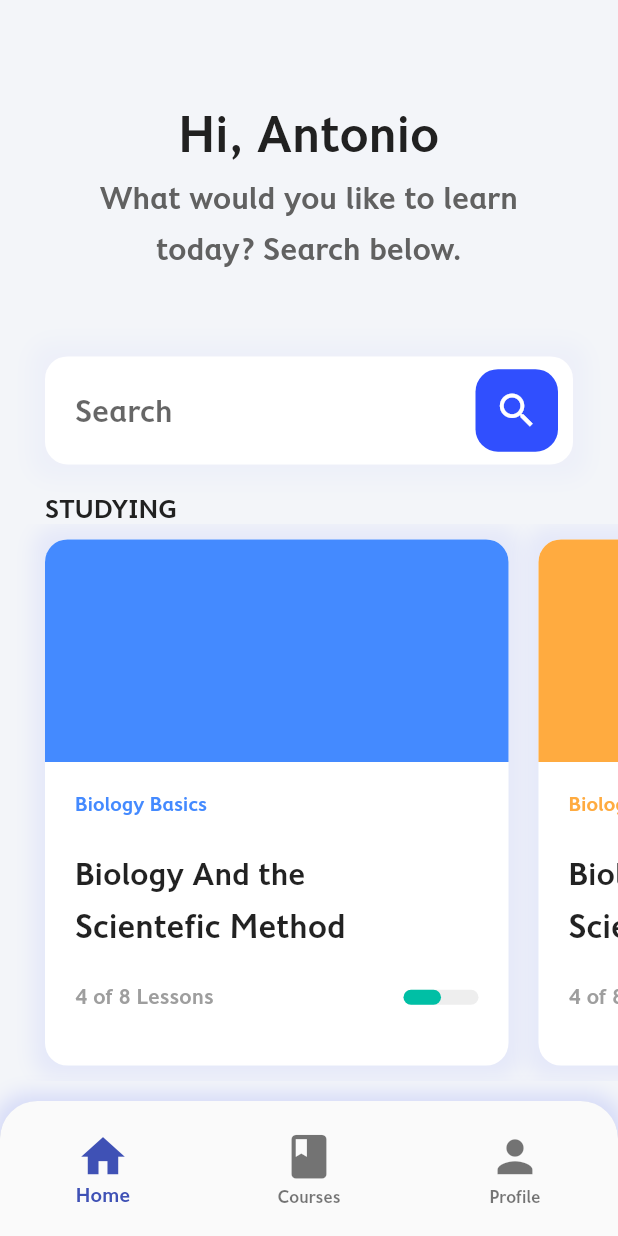
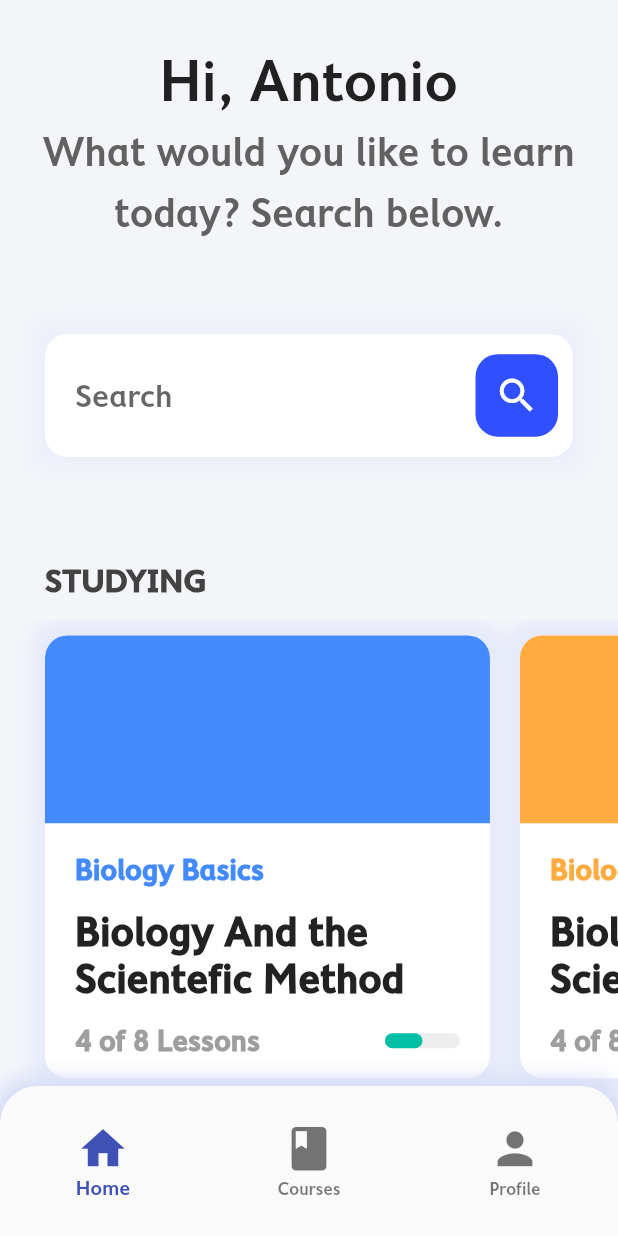
Before and after one commit to Adnanbd/UI-Practise, a Flutter app: the screen it shows after launch, on a phone screen of 412 x 824 dp. Run offline on Flutter 3.47's test engine with Material 2 defaults, Android fonts, the phone set to English and light mode, and no system bars.

Commit message:
second commit

```diff
--- a/lib/screens/nav_screen.dart
+++ b/lib/screens/nav_screen.dart
@@ -39,7 +39,7 @@ class _NavScreenState extends State<NavScreen> {
           topRight: Radius.circular(25),
         ),
         child: Container(
-          height: 90,
+          height: 100,
           child: BottomNavigationBar(
             iconSize: 35,
 
--- a/lib/screens/page1.dart
+++ b/lib/screens/page1.dart
@@ -28,11 +28,11 @@ class Page1 extends StatelessWidget {
                   children: <Widget>[
                     Container(
                       alignment: Alignment.centerLeft,
-                      child: Text('STUDYING' ,style: TextStyle(fontSize: 18,color: Colors.grey[900]),),
-                      padding: EdgeInsets.only(left: 30),
+                      child: Text('STUDYING' ,style: TextStyle(fontSize: 22,color: Colors.grey[800],fontWeight: FontWeight.w800),),
+                      padding: EdgeInsets.only(left: 30,top: 45,bottom: 15),
                     ),
                     Container(
-                      height: (MediaQuery.of(context).size.height * 0.5) * 0.9,
+                      height: (MediaQuery.of(context).size.height * 0.5) * 0.765,
                       child: ListView.builder(
                           scrollDirection: Axis.horizontal,
                           shrinkWrap: true,
--- a/lib/widget/page1_header.dart
+++ b/lib/widget/page1_header.dart
@@ -11,7 +11,7 @@ class Page1Header1 extends StatelessWidget {
                   Container(
                     child: Text(
                       'Hi, Antonio',
-                      style: TextStyle(fontSize: 35,fontWeight: FontWeight.bold,color: Colors.grey[900]),
+                      style: TextStyle(fontSize: 40,fontWeight: FontWeight.bold,color: Colors.grey[900]),
                     ),
                     padding: EdgeInsets.all(10),
                   ),
@@ -19,7 +19,7 @@ class Page1Header1 extends StatelessWidget {
 
                     child: Text(
                       'What would you like to learn',
-                      style: TextStyle(fontSize: 22,color: Colors.grey[700]),
+                      style: TextStyle(fontSize: 28,fontWeight: FontWeight.bold,color: Colors.grey[700]),
                     ),
                   ),
                   Container(
@@ -27,11 +27,11 @@ class Page1Header1 extends StatelessWidget {
 
                     child: Text(
                       'today? Search below.',
-                      style: TextStyle(fontSize: 22,color: Colors.grey[700]),
+                      style: TextStyle(fontSize: 28,fontWeight: FontWeight.bold,color: Colors.grey[700]),
                     ),
                   ),
                   Container(
-                    margin: EdgeInsets.only(bottom: 20,left: 30,right: 30,top: 50),
+                    margin: EdgeInsets.only(bottom: 25,left: 30,right: 30,top: 55),
 
                     decoration: BoxDecoration(
                       borderRadius: BorderRadius.all(Radius.circular(15)),
@@ -45,7 +45,7 @@ class Page1Header1 extends StatelessWidget {
                         ),
                       ],
                     ),
-                    height: 72,
+                    height: 82,
                     child: Row(
                       mainAxisAlignment: MainAxisAlignment.spaceAround,
                       children: <Widget>[
--- a/lib/widget/page1_list_item.dart
+++ b/lib/widget/page1_list_item.dart
@@ -22,11 +22,11 @@ class Page1ListItem extends StatelessWidget {
           ),
         ],
       ),
-      width: MediaQuery.of(context).size.width * 0.75,
+      width: MediaQuery.of(context).size.width * 0.72,
       child: Column(
         children: <Widget>[
           Container(
-            height: ((MediaQuery.of(context).size.height * 0.5) * 0.9) * 0.4,
+            height: ((MediaQuery.of(context).size.height * 0.5) * 0.8) * 0.38,
             decoration: BoxDecoration(
               borderRadius: BorderRadius.only(
                 topLeft: Radius.circular(15),
@@ -37,7 +37,7 @@ class Page1ListItem extends StatelessWidget {
           ),
           Container(
             padding: EdgeInsets.all(20),
-            height: ((MediaQuery.of(context).size.height * 0.5) * 0.9) * 0.5,
+            height: ((MediaQuery.of(context).size.height * 0.5) * 0.8) * 0.5,
             child: Column(
               crossAxisAlignment: CrossAxisAlignment.start,
               mainAxisAlignment: MainAxisAlignment.spaceBetween,
@@ -47,14 +47,21 @@ class Page1ListItem extends StatelessWidget {
                   alignment: Alignment.centerLeft,
                   child: Text(
                     subName + ' Basics',
-                    style: TextStyle(color: color),
+                    style: TextStyle(color: color,fontSize: 20,fontWeight: FontWeight.w800),
                   ),
                 ),
-                Container(
+                Column(
+                  crossAxisAlignment: CrossAxisAlignment.start,
+                  children: <Widget>[
+
+
+
+                  Container(
                   child: Text(
                     subName + ' And the',
                     style: TextStyle(
-                      fontSize: 22,
+                      fontSize: 28,
+                      fontWeight: FontWeight.w800
                     ),
                   ),
                 ),
@@ -63,17 +70,21 @@ class Page1ListItem extends StatelessWidget {
                   child: Text(
                     'Scientefic Method',
                     style: TextStyle(
-                      fontSize: 23,
+                      fontSize: 28,
+                      fontWeight: FontWeight.w800
                     ),
                   ),
                 ),
+
+                ],),
+
                 Row(
                   mainAxisAlignment: MainAxisAlignment.spaceBetween,
                   children: <Widget>[
                     Container(
                       child: Text(
                         '4 of 8 Lessons',
-                        style: TextStyle(fontSize: 15, color: Colors.grey),
+                        style: TextStyle(fontSize: 20, color: Colors.grey,fontWeight: FontWeight.w800),
                       ),
                     ),
                     Stack(
```
